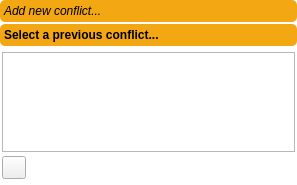
This is ui/character_conflict_widget.ui in zkovari/plotlyst as Qt 5 draws it before an edit. The edited form follows.
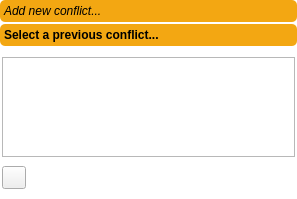
This is the edited form. The open tabs and pages were chosen to show the change.

Commit message: select previous conflicts

The edit to the form file:
```diff
--- a/ui/character_conflict_widget.ui
+++ b/ui/character_conflict_widget.ui
@@ -7,7 +7,7 @@
     <x>0</x>
     <y>0</y>
     <width>297</width>
-    <height>185</height>
+    <height>199</height>
    </rect>
   </property>
   <property name="windowTitle">
@@ -285,7 +285,7 @@
         <x>0</x>
         <y>0</y>
         <width>297</width>
-        <height>135</height>
+        <height>149</height>
        </rect>
       </property>
       <property name="styleSheet">
@@ -318,6 +318,30 @@
            <height>100</height>
           </size>
          </property>
+         <property name="selectionMode">
+          <enum>QAbstractItemView::NoSelection</enum>
+         </property>
+         <property name="showGrid">
+          <bool>false</bool>
+         </property>
+         <attribute name="horizontalHeaderVisible">
+          <bool>false</bool>
+         </attribute>
+         <attribute name="horizontalHeaderMinimumSectionSize">
+          <number>15</number>
+         </attribute>
+         <attribute name="horizontalHeaderDefaultSectionSize">
+          <number>20</number>
+         </attribute>
+         <attribute name="verticalHeaderVisible">
+          <bool>false</bool>
+         </attribute>
+         <attribute name="verticalHeaderMinimumSectionSize">
+          <number>15</number>
+         </attribute>
+         <attribute name="verticalHeaderDefaultSectionSize">
+          <number>20</number>
+         </attribute>
         </widget>
        </item>
        <item>
```
Left out of the diff: 4 changed lines with no effect on the pictures. The commit also changes 6 other files.
